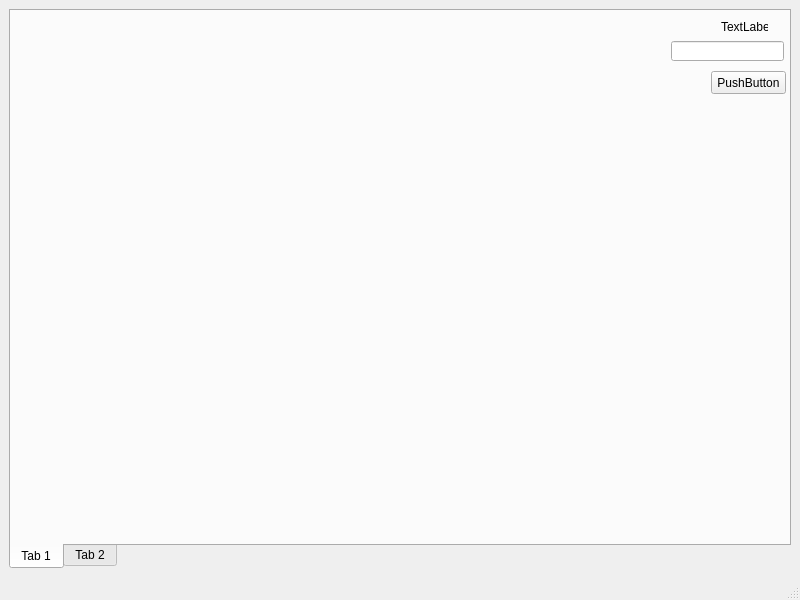
Old version of the form TMW.ui in the repository clamgee/python-code.
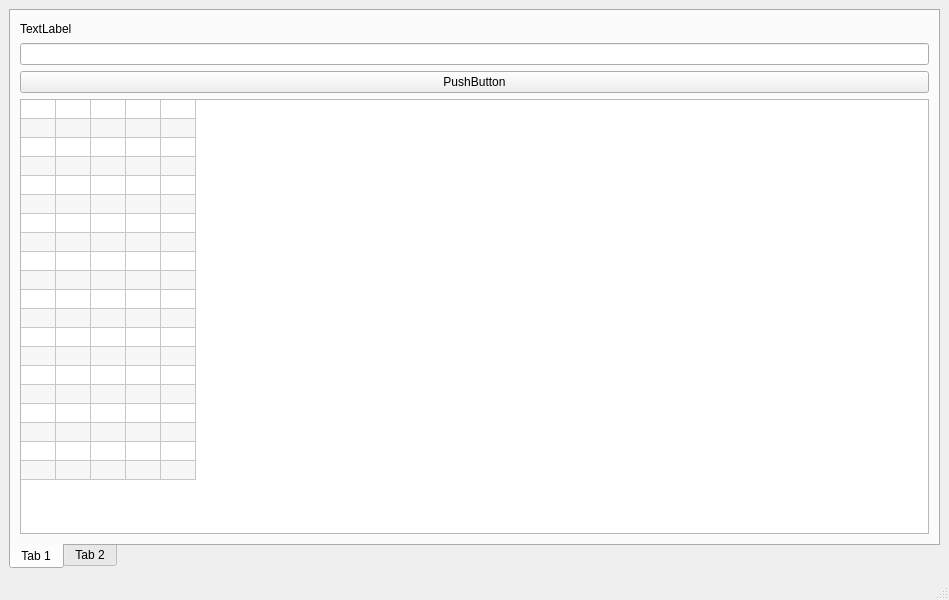
New version of the form.

Diff of the .ui file:
```diff
--- a/TMW.ui
+++ b/TMW.ui
@@ -6,7 +6,7 @@
    <rect>
     <x>0</x>
     <y>0</y>
-    <width>800</width>
+    <width>949</width>
     <height>600</height>
    </rect>
   </property>
@@ -14,8 +14,8 @@
    <string>MainWindow</string>
   </property>
   <widget class="QWidget" name="centralwidget">
-   <layout class="QGridLayout" name="gridLayout">
-    <item row="0" column="0">
+   <layout class="QHBoxLayout" name="horizontalLayout">
+    <item>
      <widget class="QTabWidget" name="tabWidget">
       <property name="tabPosition">
        <enum>QTabWidget::South</enum>
@@ -27,53 +27,95 @@
        <attribute name="title">
         <string>Tab 1</string>
        </attribute>
-       <widget class="QWidget" name="gridLayoutWidget">
-        <property name="geometry">
-         <rect>
-          <x>0</x>
-          <y>0</y>
-          <width>651</width>
-          <height>511</height>
-         </rect>
-        </property>
-        <layout class="QGridLayout" name="gridLayout_2"/>
-       </widget>
-       <widget class="QLabel" name="label">
-        <property name="geometry">
-         <rect>
-          <x>710</x>
-          <y>10</y>
-          <width>47</width>
-          <height>12</height>
-         </rect>
-        </property>
-        <property name="text">
-         <string>TextLabel</string>
-        </property>
-       </widget>
-       <widget class="QLineEdit" name="lineEdit">
-        <property name="geometry">
-         <rect>
-          <x>660</x>
-          <y>30</y>
-          <width>113</width>
-          <height>20</height>
-         </rect>
-        </property>
-       </widget>
-       <widget class="QPushButton" name="pushButton">
-        <property name="geometry">
-         <rect>
-          <x>700</x>
-          <y>60</y>
-          <width>75</width>
-          <height>23</height>
-         </rect>
-        </property>
-        <property name="text">
-         <string>PushButton</string>
-        </property>
-       </widget>
+       <layout class="QGridLayout" name="gridLayout">
+        <item row="0" column="0">
+         <layout class="QHBoxLayout" name="horizontalLayout_2" stretch="4,1">
+          <item>
+           <layout class="QGridLayout" name="gridLayout_3"/>
+          </item>
+          <item>
+           <layout class="QVBoxLayout" name="verticalLayout" stretch="1,1,1,25">
+            <property name="spacing">
+             <number>6</number>
+            </property>
+            <item>
+             <widget class="QLabel" name="label">
+              <property name="text">
+               <string>TextLabel</string>
+              </property>
+             </widget>
+            </item>
+            <item>
+             <widget class="QLineEdit" name="lineEdit"/>
+            </item>
+            <item>
+             <widget class="QPushButton" name="pushButton">
+              <property name="text">
+               <string>PushButton</string>
+              </property>
+             </widget>
+            </item>
+            <item>
+             <widget class="QTableWidget" name="tableWidget">
+              <property name="alternatingRowColors">
+               <bool>true</bool>
+              </property>
+              <property name="gridStyle">
+               <enum>Qt::SolidLine</enum>
+              </property>
+              <property name="rowCount">
+               <number>20</number>
+              </property>
+              <property name="columnCount">
+               <number>5</number>
+              </property>
+              <attribute name="horizontalHeaderVisible">
+               <bool>false</bool>
+              </attribute>
+              <attribute name="horizontalHeaderDefaultSectionSize">
+               <number>35</number>
+              </attribute>
+              <attribute name="verticalHeaderVisible">
+               <bool>false</bool>
+              </attribute>
+              <attribute name="verticalHeaderDefaultSectionSize">
+               <number>19</number>
+              </attribute>
+              <attribute name="verticalHeaderMinimumSectionSize">
+               <number>5</number>
+              </attribute>
+              <row/>
+              <row/>
+              <row/>
+              <row/>
+              <row/>
+              <row/>
+              <row/>
+              <row/>
+              <row/>
+              <row/>
+              <row/>
+              <row/>
+              <row/>
+              <row/>
+              <row/>
+              <row/>
+              <row/>
+              <row/>
+              <row/>
+              <row/>
+              <column/>
+              <column/>
+              <column/>
+              <column/>
+              <column/>
+             </widget>
+            </item>
+           </layout>
+          </item>
+         </layout>
+        </item>
+       </layout>
       </widget>
       <widget class="QWidget" name="tab_2">
        <attribute name="title">
```
Left out of the diff: 2 changed lines with no effect on the pictures.
